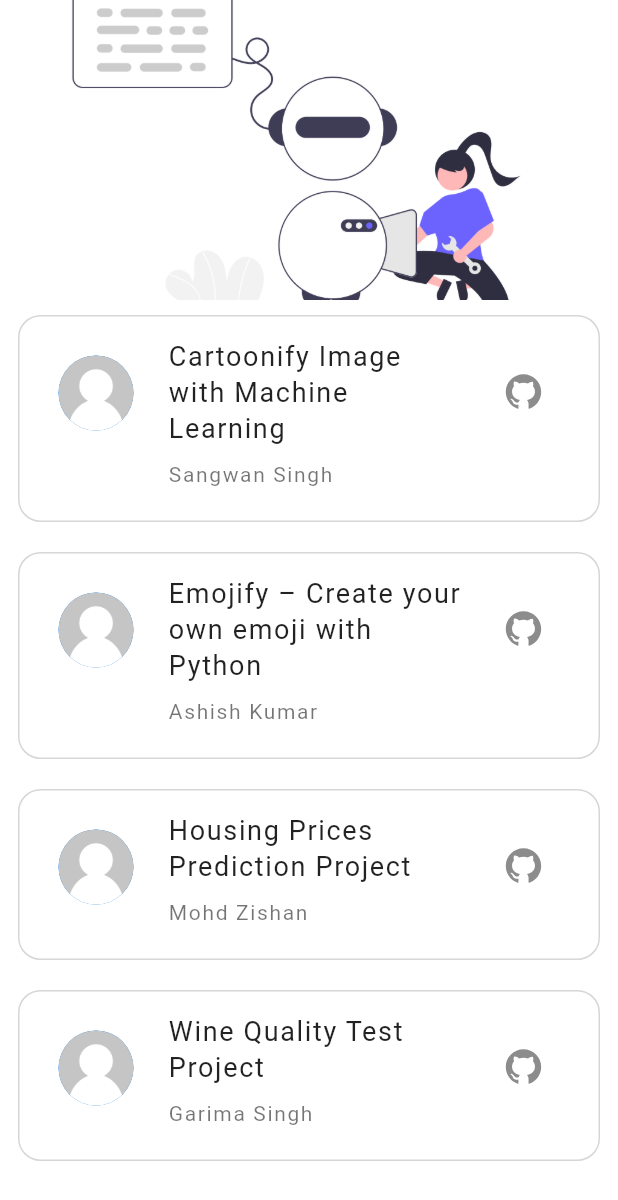
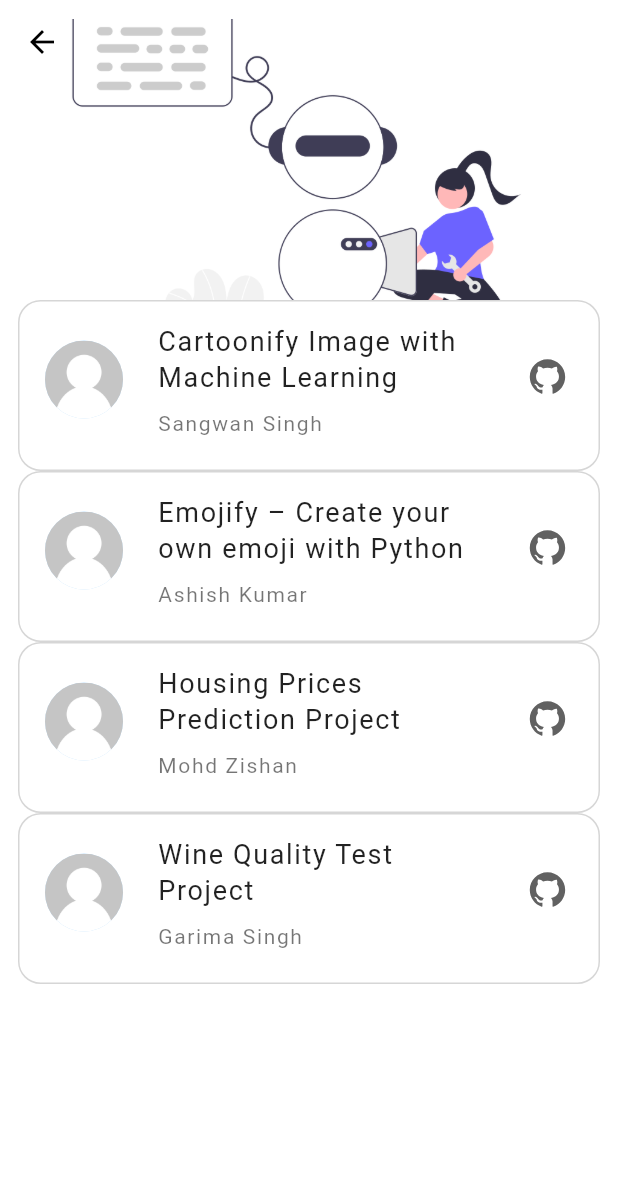
Before and after one commit to Adnanali777/DSC-AKGEC, a Flutter app: the ml screen opened directly, on a phone screen of 412 x 824 dp. Shown: the top 1200 px of the screen. Run offline on Flutter 3.47's test engine with Material 2 defaults, Android fonts, the phone set to English and light mode, and no system bars; our stand-ins replace flutter_icons; missing offline and left inert: lipsum.

```diff
--- a/lib/project-pages/ml.dart
+++ b/lib/project-pages/ml.dart
@@ -7,13 +7,17 @@ class ml extends StatelessWidget {
     return Scaffold(
       backgroundColor: Colors.white,
       body:CustomScrollView(
+        physics: ClampingScrollPhysics(),
         slivers: [
           SliverAppBar(
           expandedHeight: 200,
           backgroundColor: Colors.white,
-          flexibleSpace: FlexibleSpaceBar(
-          background: Image.asset('assets/ml-projects.png',fit: BoxFit.cover,),
+          flexibleSpace: Container(
+            margin: EdgeInsets.only(top: MediaQuery.of(context).size.height*0.015),
+            child: FlexibleSpaceBar(
+            background: Image.asset('assets/ml-projects.png',fit: BoxFit.cover,height: double.infinity,),
         ),
+          ),
         ),
         SliverList(
             delegate: SliverChildListDelegate(
--- a/lib/project-pages/projects_template.dart
+++ b/lib/project-pages/projects_template.dart
@@ -17,18 +17,19 @@ class _template_designState extends State<template_design> {
     return SafeArea(
       child: Container(
         padding: EdgeInsets.all(10),
-        margin: EdgeInsets.symmetric(horizontal: 12,vertical: 10),
+        margin: EdgeInsets.symmetric(horizontal: 12,),
         decoration: BoxDecoration(
           border: Border.all(width: 1,color: Colors.grey[350],style: BorderStyle.solid),
           color: Colors.white,
           borderRadius: BorderRadius.circular(15),
         ),
         child: ListTile(
+          contentPadding: EdgeInsets.zero,
           leading: Padding(
-            padding: const EdgeInsets.only(right:7.0),
+            padding: const EdgeInsets.only(right:7.0,left: 7),
             child: CircleAvatar(
               backgroundImage: AssetImage(widget.img),
-              radius: 25,
+              radius: 26,
             ),
           ),
           title: Text(widget.title,style: TextStyle(fontSize: 18,letterSpacing: 1.1,height: 1.35),),
@@ -45,7 +46,7 @@ class _template_designState extends State<template_design> {
               throw 'Could not launch $url';
               }
             },
-            icon: Icon(AntDesign.github,size: 27,),
+            icon: Icon(AntDesign.github,size: 27,color: Colors.grey[700],),
           ),
         ),
       ),
--- a/lib/shared/blogs.dart
+++ b/lib/shared/blogs.dart
@@ -57,7 +57,7 @@ class _DetailsState extends State<Details> {
                     Image.asset(widget.userimg,height: 30,width: 30,fit: BoxFit.cover,),
                     SizedBox(width: 25,),
                     Text(widget.text2,style: TextStyle(fontSize: 13,color: Colors.grey[800]),),
-                    SizedBox(width: 20,),
+                    SizedBox(width: 25,),
                     Heart(),
                   ],
                 ),
```
Also changed, not shown: lib/main.dart (+7 -2 lines).
